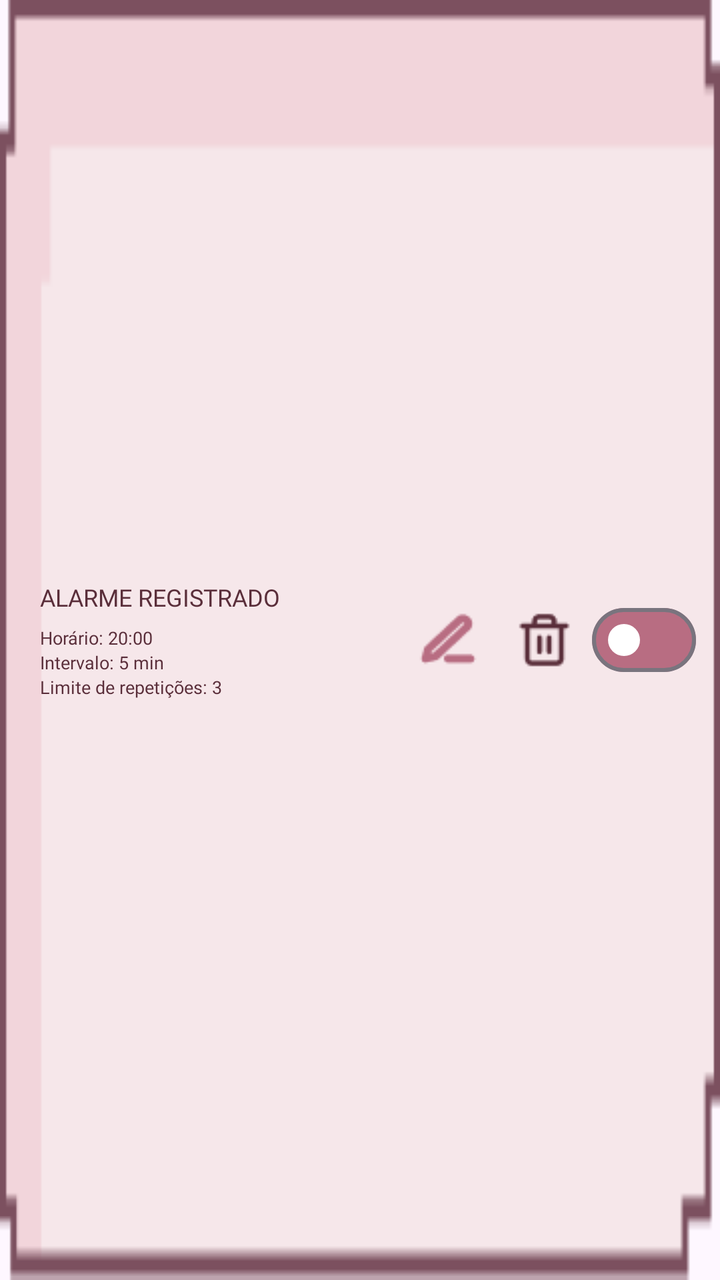
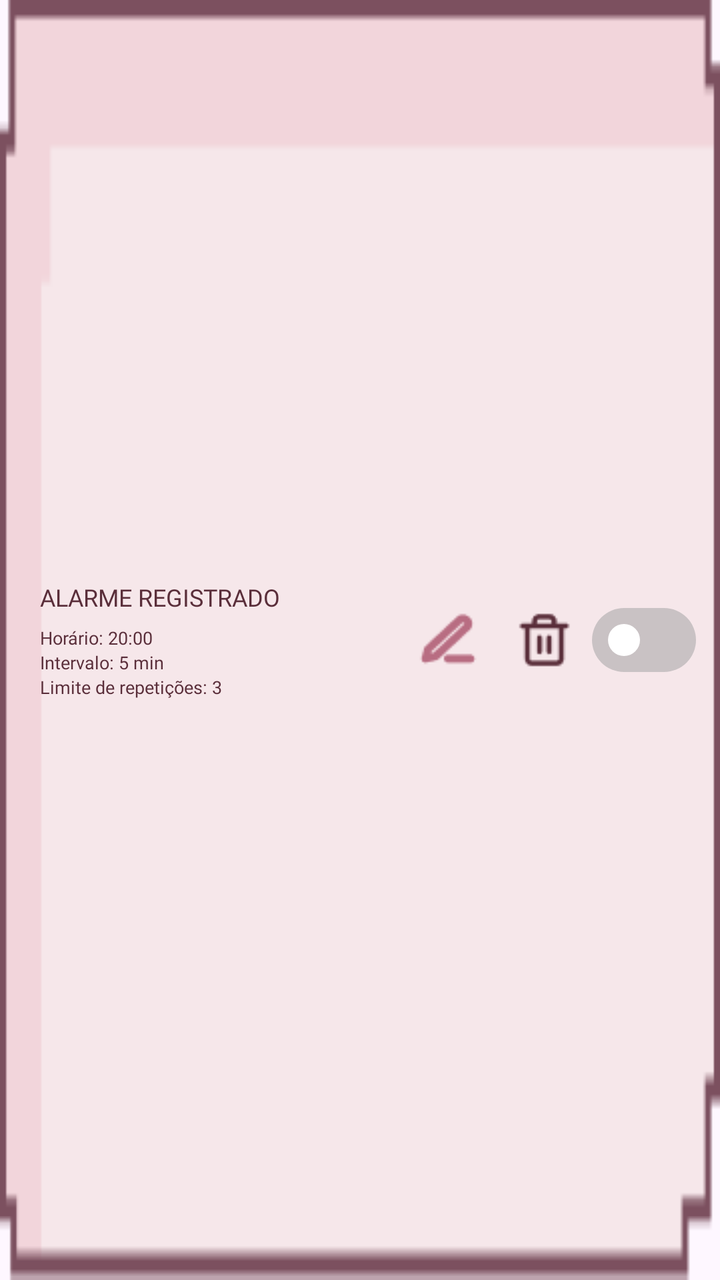

Two renders of the same Android screen: before a commit and after it. Below are the layout's source before the change and the commit's diff.
<!-- AndroidManifest.xml: application theme Theme.AplicativoCicli -->
<!-- res/layout/item_alarme.xml -->
<?xml version="1.0" encoding="utf-8"?>
<FrameLayout xmlns:android="http://schemas.android.com/apk/res/android"
    android:layout_width="match_parent"
    android:layout_height="80dp"
    android:layout_marginBottom="16dp"
    android:background="@drawable/card_alarme"
    android:minHeight="50dp">

    <LinearLayout
        android:layout_width="wrap_content"
        android:layout_height="wrap_content"
        android:layout_gravity="center_vertical"
        android:orientation="vertical"
        android:paddingVertical="12dp"
        android:paddingStart="20dp">

        <TextView
            android:layout_width="wrap_content"
            android:layout_height="wrap_content"
            android:fontFamily="@font/silkscreen_regular"
            android:text="ALARME REGISTRADO"
            android:textColor="#5A2E3A"
            android:textSize="12sp" />

        <TextView
            android:id="@+id/txt_horario"
            android:layout_width="wrap_content"
            android:layout_height="wrap_content"
            android:layout_marginTop="6dp"
            android:fontFamily="@font/silkscreen_regular"
            android:text="Horário: 20:00"
            android:textColor="#5A2E3A"
            android:textSize="9sp" />

        <TextView
            android:id="@+id/txt_intervalo"
            android:layout_width="wrap_content"
            android:layout_height="wrap_content"
            android:fontFamily="@font/silkscreen_regular"
            android:text="Intervalo: 5 min"
            android:textColor="#5A2E3A"
            android:textSize="9sp" />

        <TextView
            android:id="@+id/txt_limite"
            android:layout_width="wrap_content"
            android:layout_height="wrap_content"
            android:fontFamily="@font/silkscreen_regular"
            android:text="Limite de repetições: 3"
            android:textColor="#5A2E3A"
            android:textSize="9sp" />
    </LinearLayout>

    <LinearLayout
        android:layout_width="wrap_content"
        android:layout_height="wrap_content"
        android:layout_gravity="end|center_vertical"
        android:layout_marginEnd="12dp"
        android:orientation="horizontal">

        <ImageButton
            android:id="@+id/botao_editar"
            android:layout_width="48dp"
            android:layout_height="48dp"
            android:background="?attr/selectableItemBackgroundBorderless"
            android:contentDescription="Editar alarme"
            android:src="@drawable/ic_editar"
            app:tint="#B86D82"
            xmlns:app="http://schemas.android.com/apk/res-auto" />

        <ImageButton
            android:id="@+id/botao_excluir"
            android:layout_width="48dp"
            android:layout_height="48dp"
            android:background="?attr/selectableItemBackgroundBorderless"
            android:contentDescription="Excluir alarme"
            android:src="@drawable/ic_lixeira"
            app:tint="#5A2E3A"
            xmlns:app="http://schemas.android.com/apk/res-auto" />
        <com.google.android.material.materialswitch.MaterialSwitch
            android:id="@+id/switch_ativo"
            android:layout_width="wrap_content"
            android:layout_height="48dp"
            android:layout_gravity="center_vertical"
            app:thumbTint="#FFFFFF"
            app:trackTint="#B86D82"
            xmlns:app="http://schemas.android.com/apk/res-auto" />
    </LinearLayout>
</FrameLayout>
<!-- resources referenced by this layout -->
<resources>
  <!-- drawable card_alarme: png bitmap (drawable, 998 bytes) -->
  <!-- drawable ic_editar: png bitmap (drawable, 781 bytes) -->
  <!-- drawable ic_lixeira: png bitmap (drawable, 592 bytes) -->
  <style name="Theme.AplicativoCicli" parent="Base.Theme.AplicativoCicli" />
  <style name="Base.Theme.AplicativoCicli" parent="Theme.Material3.DayNight.NoActionBar">
      </style>
</resources>

<!-- the commit's change to res/layout/item_alarme.xml (unified diff, before → after) -->
@@ -83,7 +83,8 @@
             android:layout_height="48dp"
             android:layout_gravity="center_vertical"
             app:thumbTint="#FFFFFF"
-            app:trackTint="#B86D82"
+            app:trackTint="@color/color_switch"
+            app:trackDecorationTint="@android:color/transparent"
             xmlns:app="http://schemas.android.com/apk/res-auto" />
     </LinearLayout>
 </FrameLayout>
